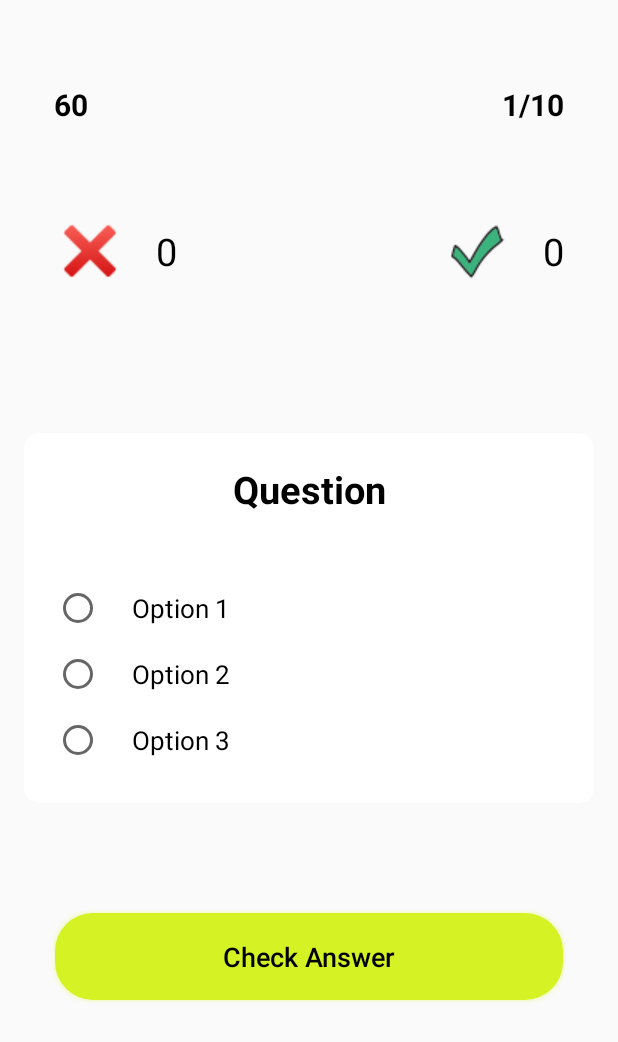
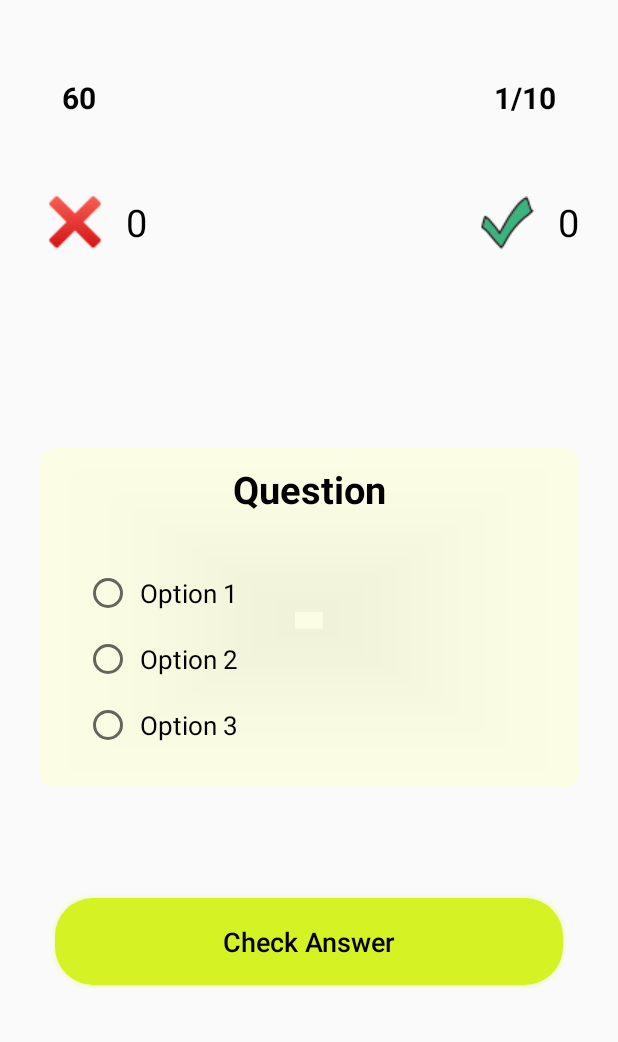
Before and after one commit to gtran6/QuizTime, an Android app: the layout activity_quiz.xml on its own in the app's theme, with its tools: preview values and no code run, on a phone screen of 412 x 824 dp. Shown: the top 1042 px of the screen. Run offline under Robolectric (Android 15) with nearby library versions, the phone set to English and light mode, and no system bars.

Commit message:
UI modify

```diff
--- a/app/src/main/java/com/example/quizapp/Views/QuizActivity.kt
+++ b/app/src/main/java/com/example/quizapp/Views/QuizActivity.kt
@@ -179,7 +179,7 @@
 
         questionTotal++
 
-        tvTotalQuestions.text = "$questionTotal / ${questionModelList.size}"
+        tvTotalQuestions.text = "$questionTotal / ${questionModelList.size - 1}"
 
         radio_group.clearCheck()
         radio_button1.setTextColor(Color.BLACK)
--- a/app/src/main/res/layout/activity_quiz.xml
+++ b/app/src/main/res/layout/activity_quiz.xml
@@ -17,7 +17,8 @@
             android:layout_width="match_parent"
             android:layout_height="wrap_content"
             android:layout_marginTop="20dp"
-            android:padding="20dp">
+            android:layout_marginStart="10dp"
+            android:padding="15dp">
 
             <TextView
                 android:id="@+id/tvTimer"
@@ -35,6 +36,7 @@
                 android:layout_alignParentEnd="true"
                 android:text="@string/_1_10"
                 android:textStyle="bold"
+                android:layout_marginEnd="10dp"
                 android:textColor="@color/black"
                 android:textSize="20sp" />
 
@@ -45,13 +47,13 @@
             android:layout_height="wrap_content"
             android:layout_below="@id/layoutCounter"
             android:layout_marginTop="20dp"
-            android:padding="20dp">
+            android:padding="10dp">
 
             <TextView
                 android:id="@+id/tvWrong"
                 android:layout_width="wrap_content"
                 android:layout_height="wrap_content"
-                android:drawablePadding="20dp"
+                android:drawablePadding="10dp"
                 android:gravity="center"
                 android:text="@string/_0"
                 android:textColor="@color/black"
@@ -63,7 +65,7 @@
                 android:layout_width="wrap_content"
                 android:layout_height="wrap_content"
                 android:layout_alignParentEnd="true"
-                android:drawablePadding="20dp"
+                android:drawablePadding="10dp"
                 android:gravity="center"
                 android:text="@string/_0"
                 android:textColor="@color/black"
@@ -77,19 +79,24 @@
             android:layout_width="match_parent"
             android:layout_height="wrap_content"
             android:layout_centerVertical="true"
+            android:layout_marginStart="10dp"
+            android:layout_marginEnd="10dp"
             android:background="@drawable/quiz_bg"
+            android:backgroundTint="@color/mist"
             app:cardCornerRadius="10dp">
 
             <LinearLayout
                 android:layout_width="match_parent"
                 android:layout_height="wrap_content"
+                android:layout_marginStart="10dp"
+                android:layout_marginEnd="10dp"
                 android:orientation="vertical">
 
                 <TextView
                     android:id="@+id/tvQuestion"
                     android:layout_width="match_parent"
                     android:layout_height="wrap_content"
-                    android:layout_margin="20dp"
+                    android:layout_margin="10dp"
                     android:gravity="center"
                     android:text="@string/question"
                     android:textStyle="bold"
@@ -110,7 +117,8 @@
                         android:layout_height="wrap_content"
                         android:checked="false"
                         android:padding="10dp"
-                        android:paddingStart="20dp"
+                        android:paddingStart="5dp"
+                        android:paddingEnd="5dp"
                         android:text="@string/option_1"
                         android:textSize="17sp" />
 
@@ -120,7 +128,8 @@
                         android:layout_height="wrap_content"
                         android:checked="false"
                         android:padding="10dp"
-                        android:paddingStart="20dp"
+                        android:paddingStart="5dp"
+                        android:paddingEnd="5dp"
                         android:text="@string/option_2"
                         android:textSize="17sp" />
 
@@ -130,7 +139,8 @@
                         android:layout_height="wrap_content"
                         android:checked="false"
                         android:padding="10dp"
-                        android:paddingStart="20dp"
+                        android:paddingStart="5dp"
+                        android:paddingEnd="5dp"
                         android:text="@string/option_3"
                         android:textSize="17sp" />
 
--- a/app/src/main/res/values/colors.xml
+++ b/app/src/main/res/values/colors.xml
@@ -9,7 +9,7 @@
     <color name="black">#FF000000</color>
     <color name="moss">#414224</color>
     <color name="sage">#80744A</color>
-    <color name="mist">#EFEAE4</color>
+    <color name="mist">#CDFCFFE0</color>
     <color name="quartz">#BAA27E</color>
     <color name="orange">#934127</color>
     <color name="white">#FFFFFF</color>
```
Also changed, not shown: app/src/main/res/drawable/icons8_hacking_48.png (deleted).
